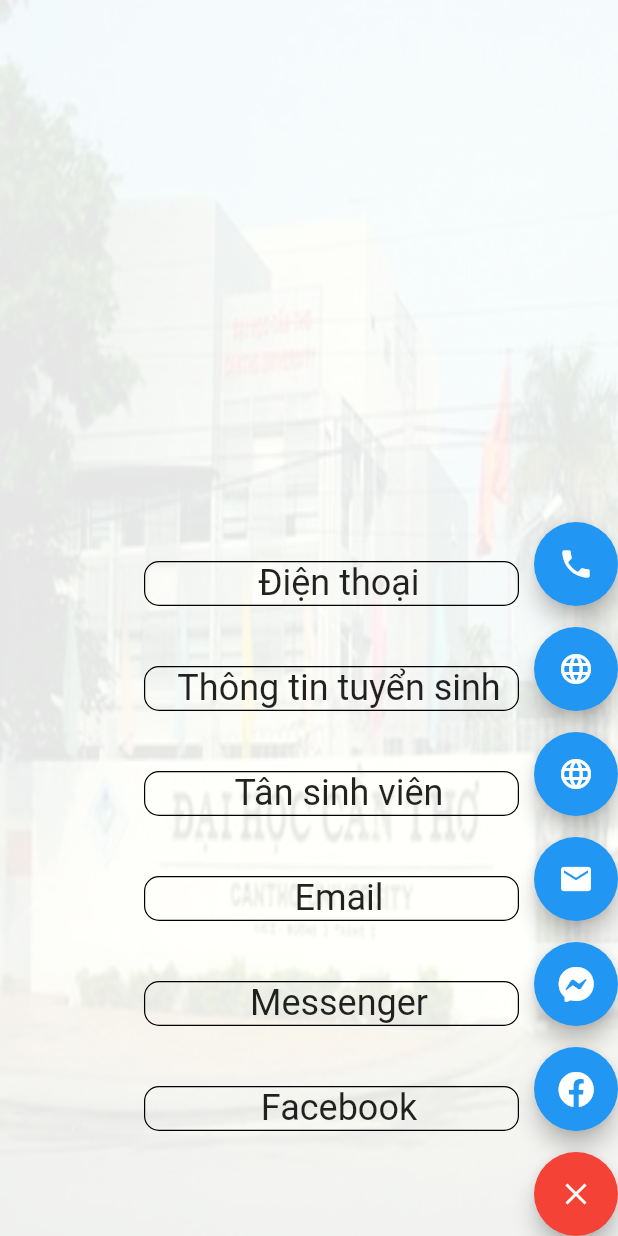
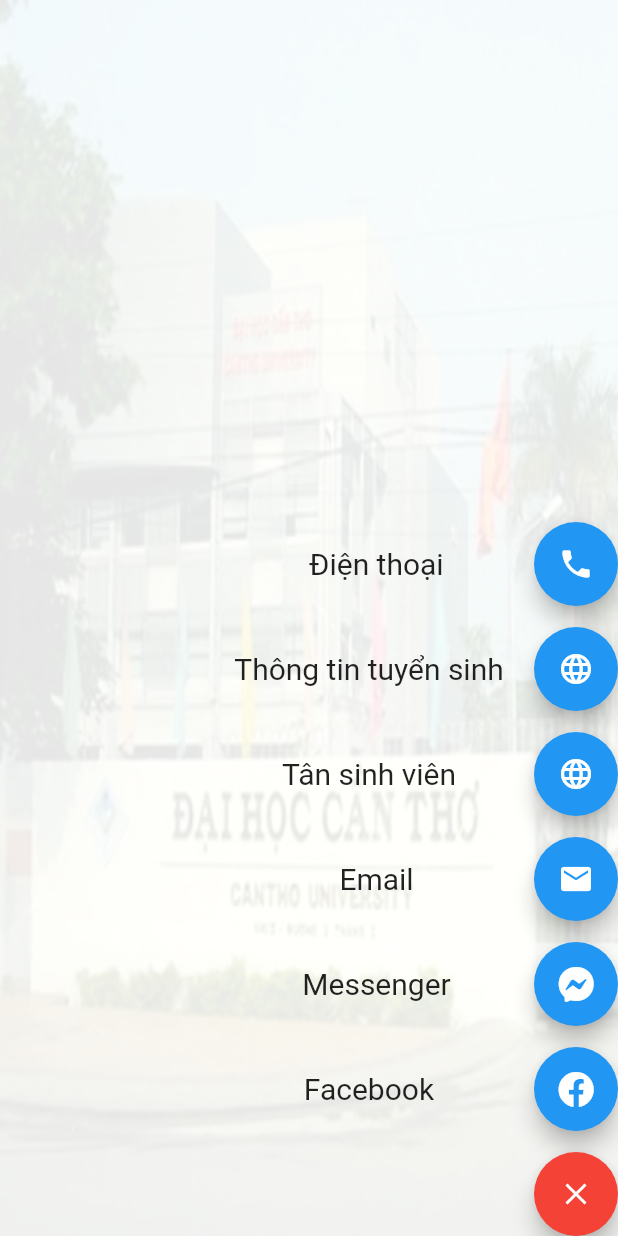
Before and after one commit to TriNgo0108/TSV2019-34, a Flutter app: the Fab widget shown alone on an empty page, opened directly, after a tap on the "phone" icon, on a phone screen of 412 x 824 dp. Run offline on Flutter 3.47's test engine with Material 2 defaults, Android fonts, the phone set to English and light mode, and no system bars; our stand-ins replace connectivity, font_awesome_flutter, toast, webview_flutter, youtube_player_flutter; missing offline and left inert: flutter_dialogflow; network calls fail; statements that could not run were skipped; project files that could hold a hidden picture were left out.

Commit message:
delete border and decrease font size in FAB

```diff
--- a/app/lib/views/widgets/fab.dart
+++ b/app/lib/views/widgets/fab.dart
@@ -88,20 +88,16 @@ class _FabState extends State<Fab> with SingleTickerProviderStateMixin {
         children: <Widget>[
           FadeTransition(
             child: Container(
-              padding: EdgeInsets.only(left: 10),
-              width: 250,
-              height: 30,
+              width: 200,
+              height: 40,
               child: Text(
                 name,
                 style: TextStyle(
-                  fontSize: 24,
+                  fontSize: 20,
                 ),
                 textAlign: TextAlign.center,
               ),
-              decoration: BoxDecoration(
-                  borderRadius: BorderRadius.circular(10),
-                border: Border.all(width: 0.8)
-                  ),
+
             ),
             opacity: _animateIcon,
           ),
@@ -135,17 +131,14 @@ class _FabState extends State<Fab> with SingleTickerProviderStateMixin {
           FadeTransition(
             child: Container(
               padding: EdgeInsets.only(left: 10),
-              width: 250,
-              height: 30,
+              width: 200,
+              height: 40,
               child: Text(
                 name,
-                style: TextStyle(fontSize: 24, ),
+                style: TextStyle(fontSize: 20, ),
                 textAlign: TextAlign.center,
               ),
-              decoration: BoxDecoration(
-                  borderRadius: BorderRadius.circular(10),
-                border: Border.all(width: 0.8)
-                 ),
+
             ),
             opacity: _animateIcon,
           ),
```
